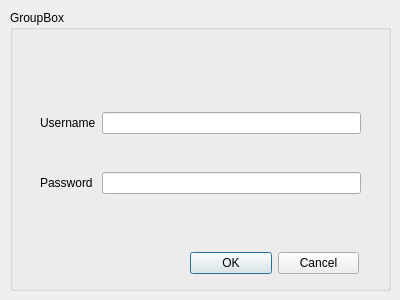
The window that police-station/login.ui (Crystal-Blu/police-station-2A25) describes before a commit, drawn with Qt 5.
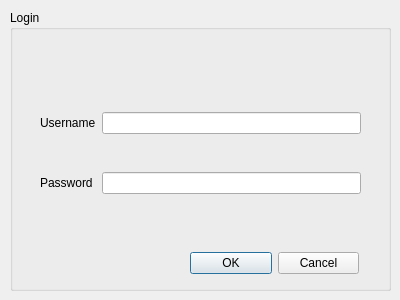
The same window after the commit.

Patch:
```diff
--- a/police-station/login.ui
+++ b/police-station/login.ui
@@ -23,7 +23,7 @@
     </rect>
    </property>
    <property name="title">
-    <string>GroupBox</string>
+    <string>Login</string>
    </property>
    <widget class="QWidget" name="layoutWidget_2">
     <property name="geometry">
```
